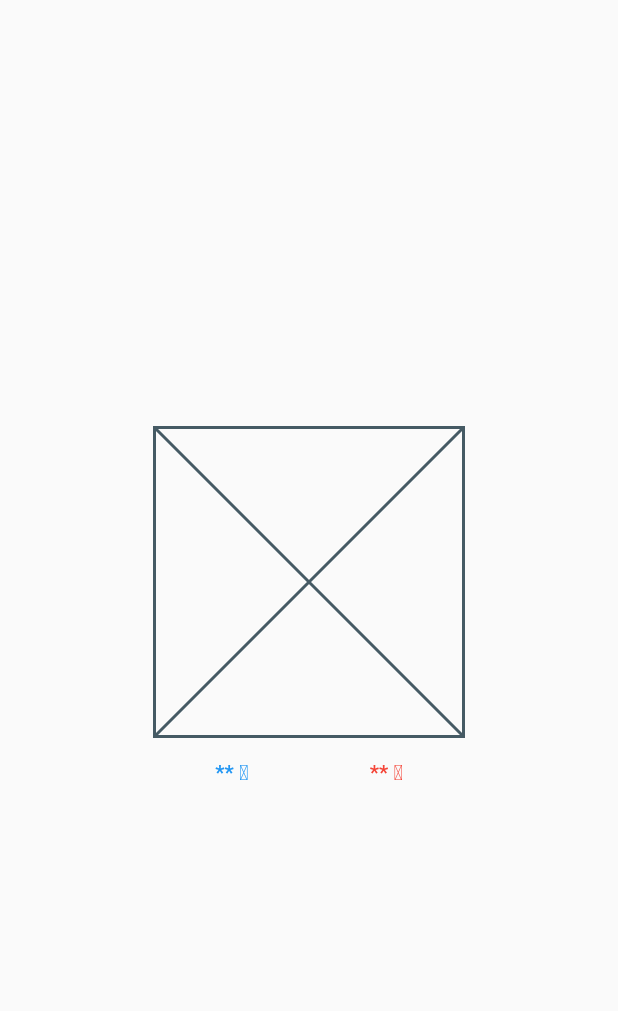
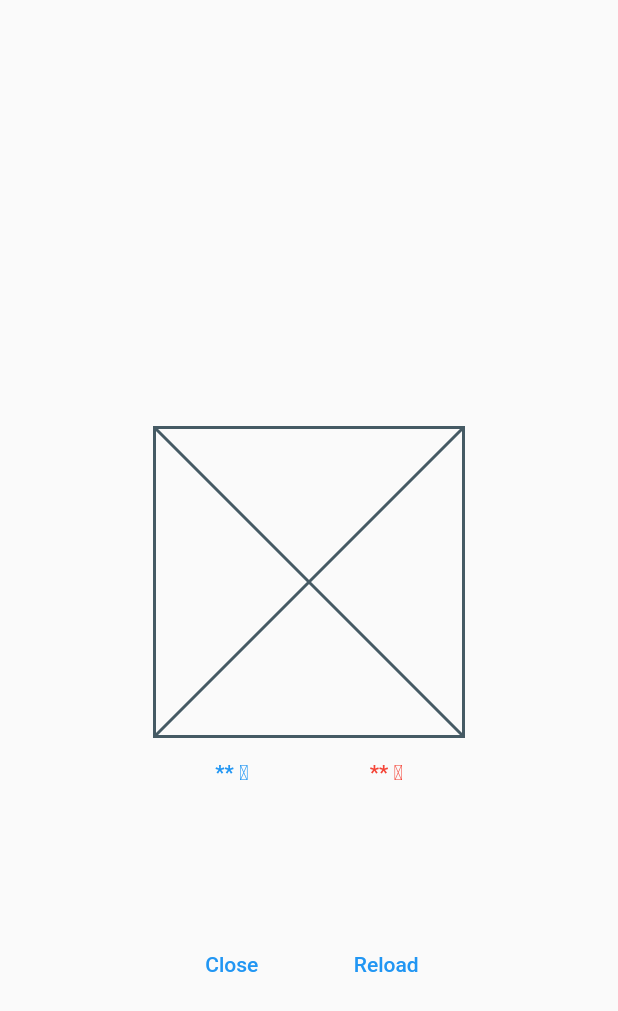
Before and after one commit to u8-zawa/yumemi-flutter-training-template, a Flutter app: the screen it shows after launch, on a phone screen of 412 x 824 dp. Shown: the top 1011 px of the screen. Run offline on Flutter 3.47's test engine with Material 2 defaults, Android fonts, the phone set to English and light mode, and no system bars.

Commit message:
Add TextButton to MyHomePage #2

```diff
--- a/lib/main.dart
+++ b/lib/main.dart
@@ -30,7 +30,12 @@ class MyHomePage extends StatelessWidget {
       body: Center(
         child: Column(
           mainAxisAlignment: MainAxisAlignment.center,
+          mainAxisSize: MainAxisSize.min,
           children: [
+            SizedBox(
+              width: deviceWidth / 2,
+              height: 128,
+            ),
             SizedBox(
               width: deviceWidth / 2,
               height: deviceWidth / 2,
@@ -38,6 +43,7 @@ class MyHomePage extends StatelessWidget {
             ),
             Row(
               mainAxisAlignment: MainAxisAlignment.center,
+              mainAxisSize: MainAxisSize.min,
               children: [
                 Container(
                   alignment: Alignment.center,
@@ -58,6 +64,30 @@ class MyHomePage extends StatelessWidget {
                   ),
                 ),
               ],
+            ),
+            SizedBox(
+              width: deviceWidth / 2,
+              height: 80,
+            ),
+            Row(
+              mainAxisAlignment: MainAxisAlignment.center,
+              mainAxisSize: MainAxisSize.min,
+              children: [
+                SizedBox(
+                  width: deviceWidth / 4,
+                  child: TextButton(
+                    onPressed: () {},
+                    child: const Text('Close'),
+                  ),
+                ),
+                SizedBox(
+                  width: deviceWidth / 4,
+                  child: TextButton(
+                    onPressed: () {},
+                    child: const Text('Reload'),
+                  ),
+                ),
+              ],
             )
           ],
         ),
```
